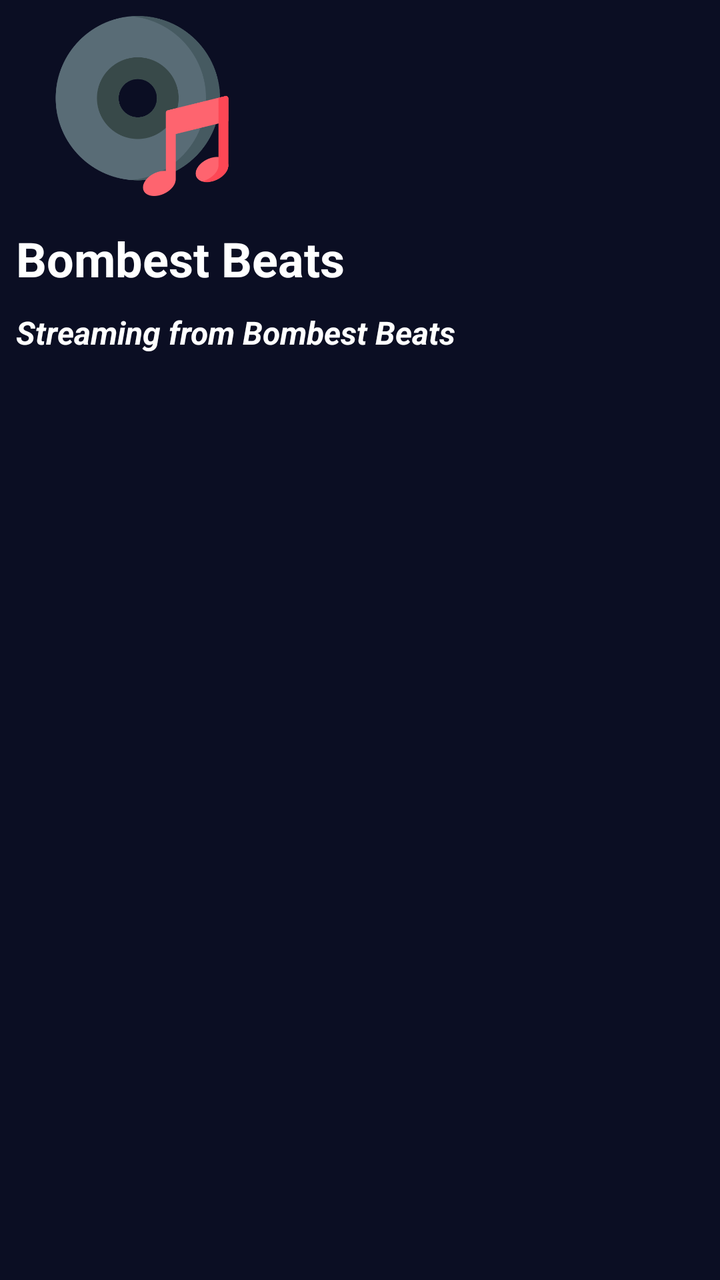
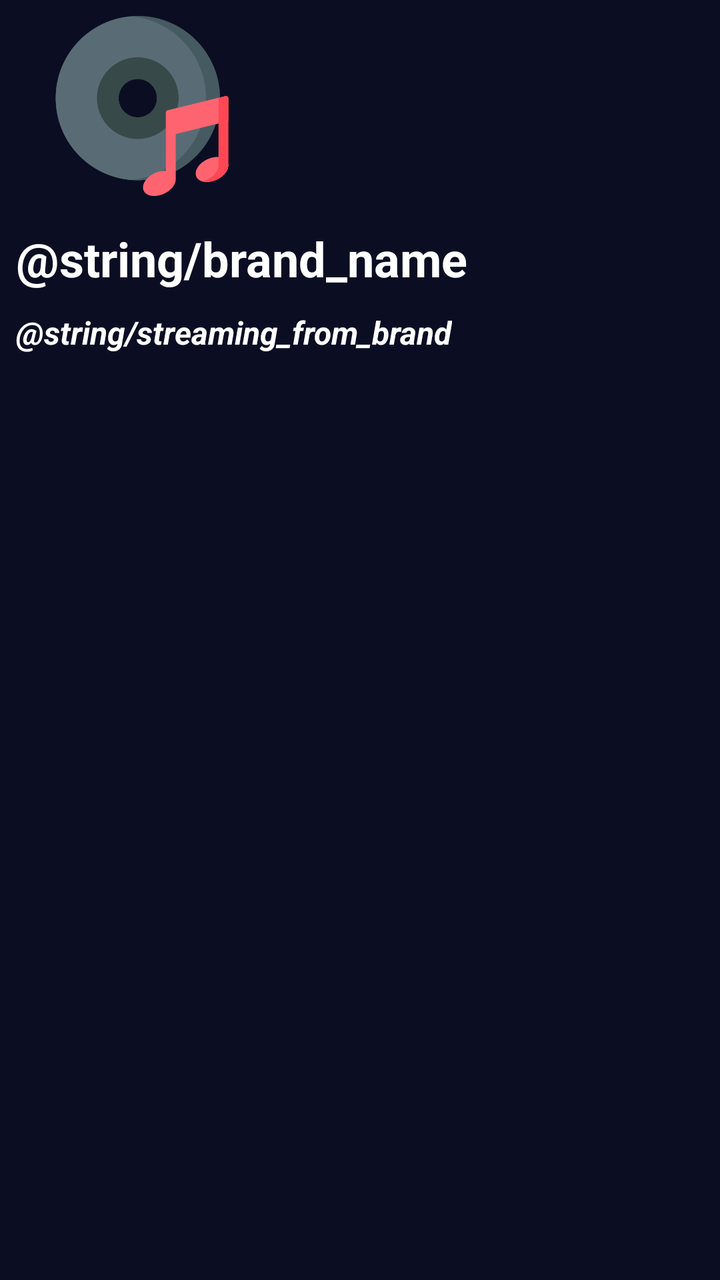

Screens rendered from an Android XML layout before and after an edit, with the pre-edit source and the edit as a unified diff.
<!-- AndroidManifest.xml: application theme Theme.BombestBeats -->
<!-- res/layout/toolbar.xml -->
<?xml version="1.0" encoding="utf-8"?>
<FrameLayout xmlns:android="http://schemas.android.com/apk/res/android"
    android:layout_width="match_parent"
    android:layout_height="wrap_content">

    <RelativeLayout
        android:layout_width="match_parent"
        android:layout_height="wrap_content"
        android:layout_margin="8dp"
        android:orientation="horizontal">

        <RelativeLayout
            android:id="@+id/imgProfile"
            android:layout_width="match_parent"
            android:layout_height="wrap_content"
            android:layout_marginStart="18dp">

            <ImageView
                android:layout_width="90dp"
                android:layout_height="90dp"
                android:layout_centerVertical="true"
                android:src="@drawable/ic_music" />

        </RelativeLayout>

        <LinearLayout
            android:layout_width="match_parent"
            android:layout_height="wrap_content"
            android:layout_below="@+id/imgProfile"
            android:layout_marginTop="15dp"
            android:orientation="vertical">

            <TextView
                android:layout_width="wrap_content"
                android:layout_height="wrap_content"
                android:text="Bombest Beats"
                android:textColor="@android:color/white"
                android:textSize="24sp"
                android:textStyle="bold" />

            <TextView
                android:layout_width="wrap_content"
                android:layout_height="wrap_content"
                android:layout_marginTop="10dp"
                android:text="Streaming from Bombest Beats"
                android:textColor="@android:color/white"
                android:textSize="16sp"
                android:textStyle="italic|bold" />

        </LinearLayout>

    </RelativeLayout>

</FrameLayout>
<!-- resources referenced by this layout -->
<resources>
  <!-- drawable ic_music: png bitmap (drawable, 27658 bytes) -->
  <style name="Theme.BombestBeats" parent="android:Theme.Material.NoActionBar">
          <item name="android:colorPrimary">@color/colorPrimary</item>
          <item name="android:colorPrimaryDark">@color/colorPrimaryDark</item>
          <item name="android:colorAccent">@color/colorAccent</item>
          <item name="android:statusBarColor">@color/graffiti_background</item>
          <item name="android:navigationBarColor">@color/graffiti_background</item>
          <item name="android:windowBackground">@color/graffiti_background</item>
      </style>
  <color name="colorPrimary">#E90060</color>
  <color name="colorPrimaryDark">#0B0E23</color>
  <color name="colorAccent">#FF6B35</color>
  <color name="graffiti_background">#0B0E23</color>
</resources>

<!-- the commit's change to res/layout/toolbar.xml (unified diff, before → after) -->
@@ -33,7 +33,7 @@
             <TextView
                 android:layout_width="wrap_content"
                 android:layout_height="wrap_content"
-                android:text="Bombest Beats"
+                android:text="@string/brand_name"
                 android:textColor="@android:color/white"
                 android:textSize="24sp"
                 android:textStyle="bold" />
@@ -42,7 +42,7 @@
                 android:layout_width="wrap_content"
                 android:layout_height="wrap_content"
                 android:layout_marginTop="10dp"
-                android:text="Streaming from Bombest Beats"
+                android:text="@string/streaming_from_brand"
                 android:textColor="@android:color/white"
                 android:textSize="16sp"
                 android:textStyle="italic|bold" />
